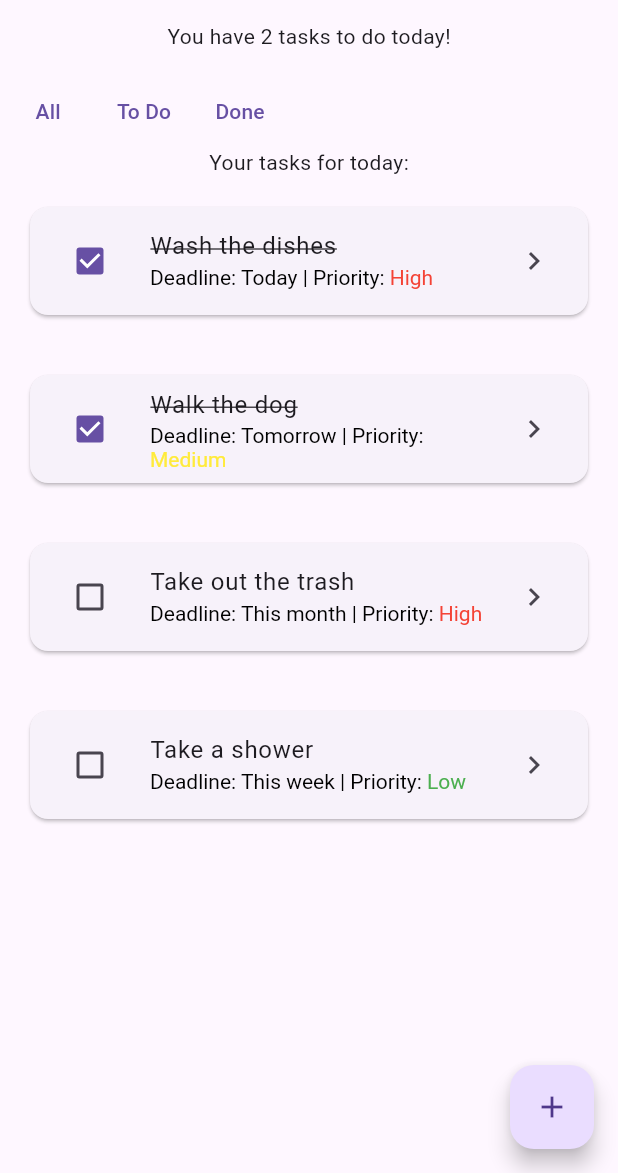
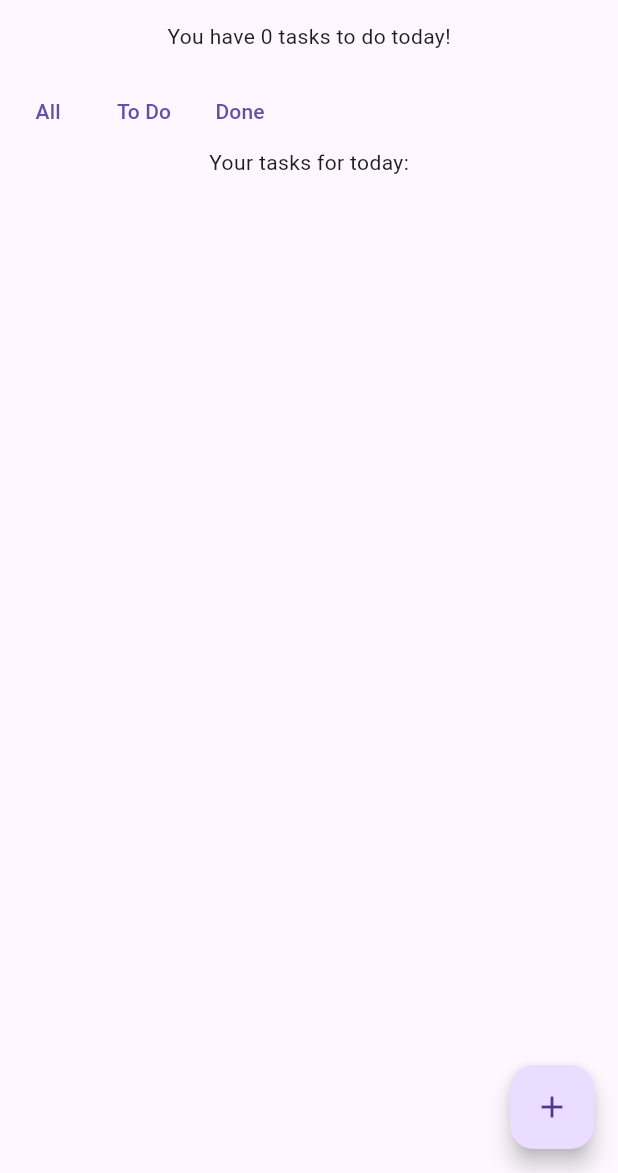
Before and after one commit to BestIsaacPlayer/CrackFlow, a Flutter app: the screen it shows after launch, after a tap on "All", on a phone screen of 412 x 824 dp, the part 63-1236 px from its top. Run offline on Flutter 3.47's test engine with Material 3 defaults, Android fonts, the phone set to English and light mode, and no system bars.

Commit message:
Mode task filtering into the repository class and make the tasks list empty by default

```diff
--- a/lib/main.dart
+++ b/lib/main.dart
@@ -96,7 +96,7 @@ class _HomeScreenState extends State<HomeScreen> {
                 TextButton(
                   onPressed: () {
                     setState(() {
-                      selectedFilter = "All";
+                      TaskRepository.selectedFilter = "All";
                     });
                   },
                   child: Text("All"),
@@ -104,7 +104,7 @@ class _HomeScreenState extends State<HomeScreen> {
                 TextButton(
                   onPressed: () {
                     setState(() {
-                      selectedFilter = "To Do";
+                      TaskRepository.selectedFilter = "To Do";
                     });
                   },
                   child: Text("To Do"),
@@ -112,7 +112,7 @@ class _HomeScreenState extends State<HomeScreen> {
                 TextButton(
                   onPressed: () {
                     setState(() {
-                      selectedFilter = "Done";
+                      TaskRepository.selectedFilter = "Done";
                     });
                   },
                   child: Text("Done"),
--- a/lib/task_repository.dart
+++ b/lib/task_repository.dart
@@ -13,30 +13,8 @@ class Task {
 }
 
 class TaskRepository {
-  static List<Task> tasks = [
-    Task(
-      title: "Wash the dishes",
-      deadline: "Today",
-      done: true,
-      priority: "High",
-    ),
-    Task(
-      title: "Walk the dog",
-      deadline: "Tomorrow",
-      done: true,
-      priority: "Medium",
-    ),
-    Task(
-      title: "Take out the trash",
-      deadline: "This month",
-      done: false,
-      priority: "High",
-    ),
-    Task(
-      title: "Take a shower",
-      deadline: "This week",
-      done: false,
-      priority: "Low",
-    ),
-  ];
+  static List<Task> tasks = [];
+
+  static String filter = "All";
+  static String selectedFilter = "All";
 }
```
